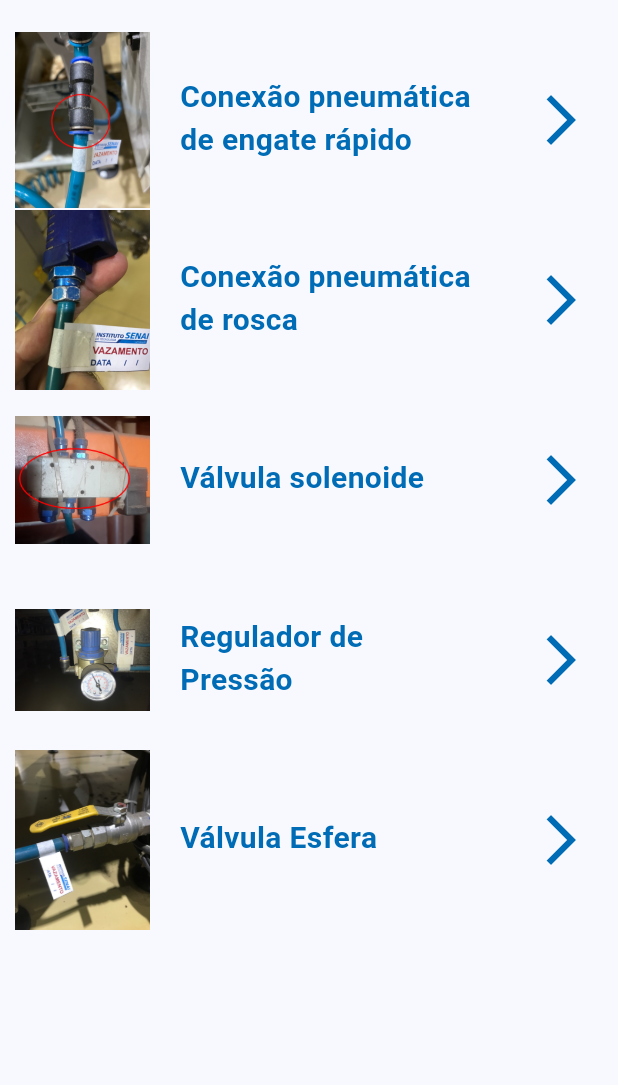
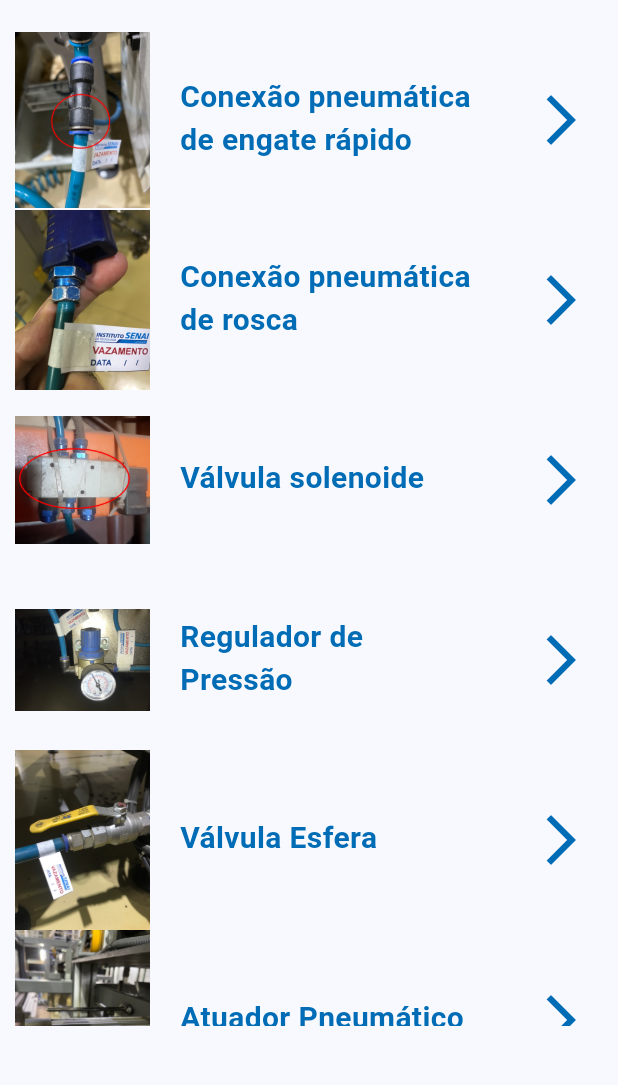
Before and after one commit to Rodrigo-SE03/app-vazamentos, a Flutter app: the Referencias screen opened directly, on a phone screen of 412 x 824 dp, the part 90-1175 px from its top. Run offline on Flutter 3.47's test engine with Material 3 defaults, Android fonts, the phone set to English and light mode, and no system bars; our stand-ins replace image_picker, objectbox; missing offline and left inert: external_path, flutter_email_sender, gal, photo_manager, syncfusion_flutter_xlsio; generated files the repository leaves out were written again.

Commit message:
Nova referência

```diff
--- a/ar_comprimido/lib/descricoes.dart
+++ b/ar_comprimido/lib/descricoes.dart
@@ -8,7 +8,9 @@ String descricao(String componente) {
     "regulador_de_pressao":
         "Componente responsável por regular a pressão do ar comprimido. Comumente possui um manômetro acoplado.",
     "valvula_esfera":
-        "Válvula usada para controlar o fluxo do ar comprimido."
+        "Válvula usada para controlar o fluxo do ar comprimido.",
+    "atuador":
+        "O atuador pneumático, também chamado de cilindro pneumático, é o componente que executa um movimento por meio do uso de ar comprimido."
   };
 
   return descricoes[componente]!;
--- a/ar_comprimido/lib/referencias.dart
+++ b/ar_comprimido/lib/referencias.dart
@@ -40,7 +40,8 @@ class Referencias extends StatelessWidget {
                         Itens('rosca', 'Conexão pneumática de rosca'),
                         Itens('valvula_solenoide', 'Válvula solenoide'),
                         Itens('regulador_de_pressao','Regulador de Pressão'),
-                        Itens('valvula_esfera','Válvula Esfera')
+                        Itens('valvula_esfera','Válvula Esfera'),
+                        Itens('atuador','Atuador Pneumático')
                       ]))
                 ]))));
   }
```
Also changed, not shown: ar_comprimido/assets/componentes/atuador.png (added).
